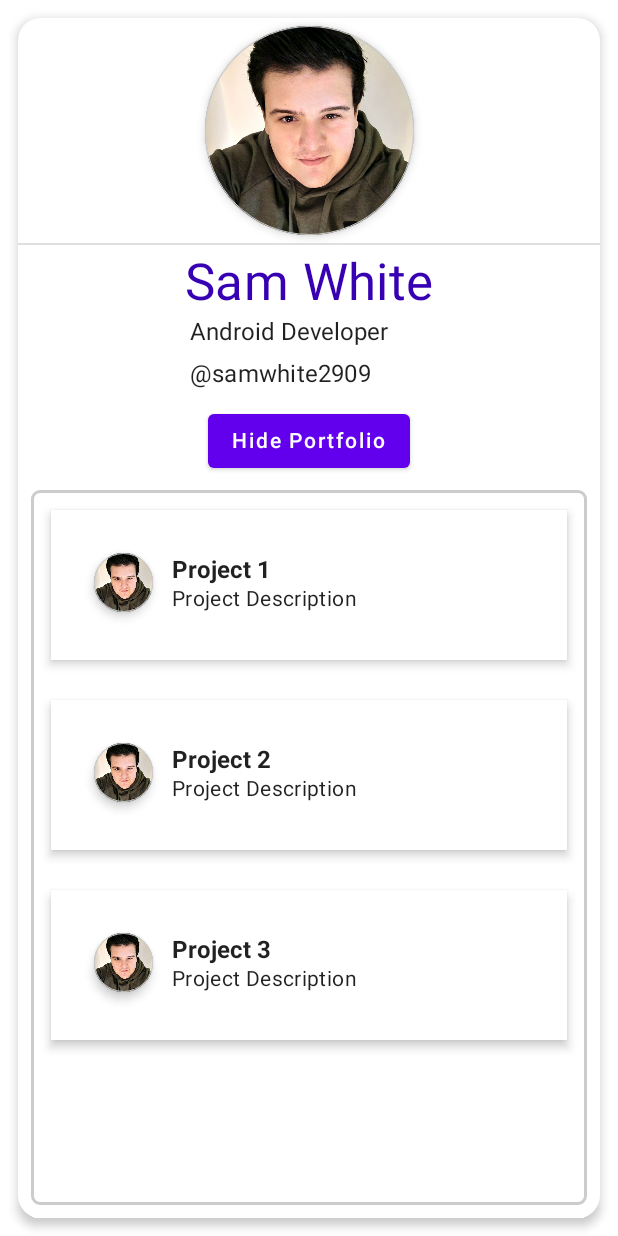
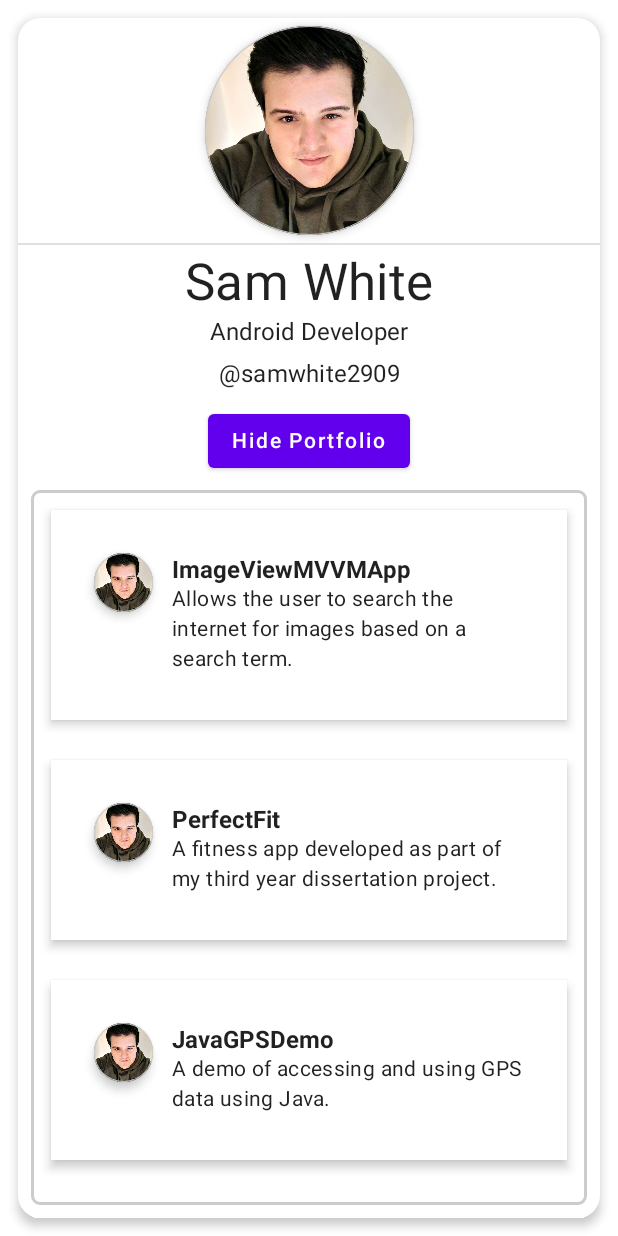
Before and after one commit to samwhite2909/BusinessCard, an Android app built with Jetpack Compose: the screen it shows after launch (MainActivity), after a tap on "Show Portfolio", on a phone screen of 412 x 824 dp. Run offline under Robolectric (Android 15) with nearby library versions, the phone set to English and light mode, and no system bars.

Commit message:
Added model class to allow for custom projects, general improvements to formatting.

```diff
--- a/app/src/main/java/com/swhite/businesscard/MainActivity.kt
+++ b/app/src/main/java/com/swhite/businesscard/MainActivity.kt
@@ -14,6 +14,7 @@ import androidx.compose.foundation.shape.CornerSize
 import androidx.compose.foundation.shape.RoundedCornerShape
 import androidx.compose.material.*
 import androidx.compose.runtime.Composable
+import androidx.compose.runtime.MutableState
 import androidx.compose.runtime.mutableStateOf
 import androidx.compose.runtime.remember
 import androidx.compose.ui.Alignment
@@ -22,6 +23,7 @@ import androidx.compose.ui.graphics.Color
 import androidx.compose.ui.graphics.RectangleShape
 import androidx.compose.ui.layout.ContentScale
 import androidx.compose.ui.res.painterResource
+import androidx.compose.ui.res.stringResource
 import androidx.compose.ui.text.font.FontWeight
 import androidx.compose.ui.tooling.preview.Preview
 import androidx.compose.ui.unit.dp
@@ -70,33 +72,40 @@ fun CreateBusinessCard() {
                 Divider()
                 CreateInfo()
                 Button(onClick = {
-
                     buttonClickedState.value = !buttonClickedState.value
-
                 }) {
-                    if (buttonClickedState.value) {
-                        Text(
-                            text = "Hide Portfolio",
-                            style = MaterialTheme.typography.button
-                        )
-                    } else {
-                        Text(
-                            text = "Show Portfolio",
-                            style = MaterialTheme.typography.button
-                        )
-                    }
+                    CheckButtonText(buttonClickedState)
                 }
-                if (buttonClickedState.value) {
-                    Content()
-                } else {
-                    Box {}
-                }
+                CheckPortfolio(buttonClickedState)
             }
         }
     }
 }
 
-@Preview
+@Composable
+private fun CheckPortfolio(buttonClickedState: MutableState<Boolean>) {
+    if (buttonClickedState.value) {
+        Content()
+    } else {
+        Box {}
+    }
+}
+
+@Composable
+private fun CheckButtonText(buttonClickedState: MutableState<Boolean>) {
+    if (buttonClickedState.value) {
+        Text(
+            text = stringResource(R.string.hide_portfolio),
+            style = MaterialTheme.typography.button,
+            )
+    } else {
+        Text(
+            text = stringResource(R.string.show_portfolio),
+            style = MaterialTheme.typography.button,
+        )
+    }
+}
+
 @Composable
 fun Content() {
     Box(
@@ -113,16 +122,15 @@ fun Content() {
             shape = RoundedCornerShape(corner = CornerSize(6.dp)),
             border = BorderStroke(width = 2.dp, color = Color.LightGray)
         ) {
-
             Portfolio(
-                data = listOf("Project 1", "Project 2", "Project 3")
+                data = createProjects()
             )
         }
     }
 }
 
 @Composable
-fun Portfolio(data: List<String>) {
+fun Portfolio(data: List<Project>) {
     LazyColumn {
         items(data) { item ->
             Card(
@@ -145,8 +153,8 @@ fun Portfolio(data: List<String>) {
                             .padding(7.dp)
                             .align(alignment = Alignment.CenterVertically)
                     ) {
-                        Text(text = item, fontWeight = FontWeight.Bold)
-                        Text(text = "Project Description", style = MaterialTheme.typography.body2)
+                        Text(text = item.title, fontWeight = FontWeight.Bold)
+                        Text(text = item.description, style = MaterialTheme.typography.body2)
                     }
                 }
             }
@@ -158,19 +166,21 @@ fun Portfolio(data: List<String>) {
 private fun CreateInfo() {
     Column(modifier = Modifier.padding(5.dp)) {
         Text(
-            text = "Sam White",
+            text = stringResource(R.string.name),
             style = MaterialTheme.typography.h4,
-            color = MaterialTheme.colors.primaryVariant
+            modifier = Modifier.align(alignment = Alignment.CenterHorizontally)
         )
-
         Text(
-            text = "Android Developer",
-            modifier = Modifier.padding(3.dp)
+            text = stringResource(R.string.job_title),
+            modifier = Modifier
+                .padding(3.dp)
+                .align(alignment = Alignment.CenterHorizontally)
         )
-
         Text(
-            text = "@samwhite2909",
-            modifier = Modifier.padding(3.dp),
+            text = stringResource(R.string.github_handle),
+            modifier = Modifier
+                .padding(3.dp)
+                .align(alignment = Alignment.CenterHorizontally),
             style = MaterialTheme.typography.subtitle1
         )
     }
@@ -187,21 +197,35 @@ private fun CreateProfileImage(modifier: Modifier = Modifier) {
         elevation = 4.dp,
         color = MaterialTheme.colors.onSurface.copy(alpha = 0.5f)
     ) {
-
         Image(
             painter = painterResource(id = R.drawable.profile_picture),
-            contentDescription = "Profile image",
+            contentDescription = stringResource(R.string.profile_picture_description),
             modifier = modifier.size(135.dp),
             contentScale = ContentScale.Crop
         )
-
     }
 }
 
-//@Preview(showBackground = true)
+@Preview(showBackground = true)
 @Composable
 fun DefaultPreview() {
     BusinessCardTheme {
         CreateBusinessCard()
     }
 }
+
+fun createProjects(): List<Project> {
+    val project1 = Project(
+        "ImageViewMVVMApp",
+        "Allows the user to search the internet for images based on a search term."
+    )
+    val project2 = Project(
+        "PerfectFit",
+        "A fitness app developed as part of my third year dissertation project."
+    )
+    val project3 = Project(
+        "JavaGPSDemo",
+        "A demo of accessing and using GPS data using Java."
+    )
+    return listOf(project1, project2, project3)
+}
--- /dev/null
+++ b/app/src/main/java/com/swhite/businesscard/Project.kt
@@ -0,0 +1,6 @@
+package com.swhite.businesscard
+
+data class Project(
+    val title: String,
+    val description: String
+)
--- a/app/src/main/res/values/strings.xml
+++ b/app/src/main/res/values/strings.xml
@@ -1,3 +1,9 @@
 <resources>
     <string name="app_name">BusinessCard</string>
+    <string name="github_handle">\@samwhite2909</string>
+    <string name="job_title">Android Developer</string>
+    <string name="name">Sam White</string>
+    <string name="profile_picture_description">Profile image</string>
+    <string name="hide_portfolio">Hide Portfolio</string>
+    <string name="show_portfolio">Show Portfolio</string>
 </resources>
```
